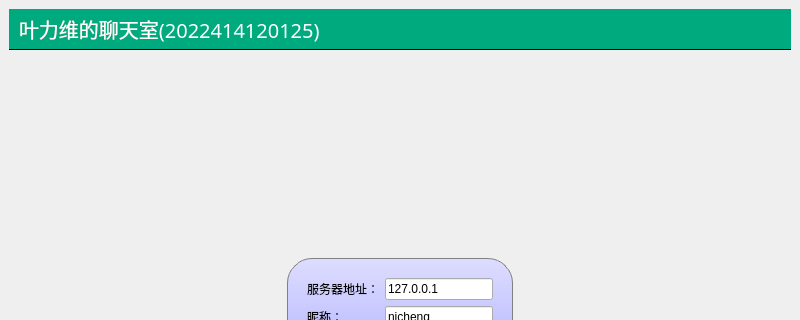
leeonbeans/QT_learning, file ChatsHobby/ChatClient/mainwindow.ui: the form before one commit; both pictures show x 0 to 800 and y 0 to 320 of the 800 by 600 pixel window.
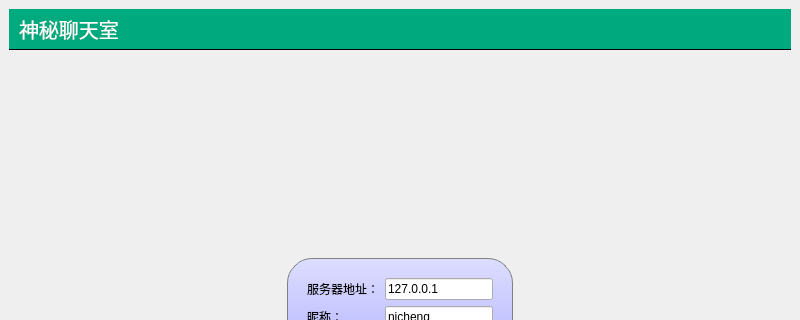
The form after the commit.

Diff of the .ui file:
```diff
--- a/ChatsHobby/ChatClient/mainwindow.ui
+++ b/ChatsHobby/ChatClient/mainwindow.ui
@@ -50,7 +50,7 @@
        </font>
       </property>
       <property name="text">
-       <string>叶力维的聊天室(2022414120125)</string>
+       <string>神秘聊天室</string>
       </property>
      </widget>
     </item>
```
